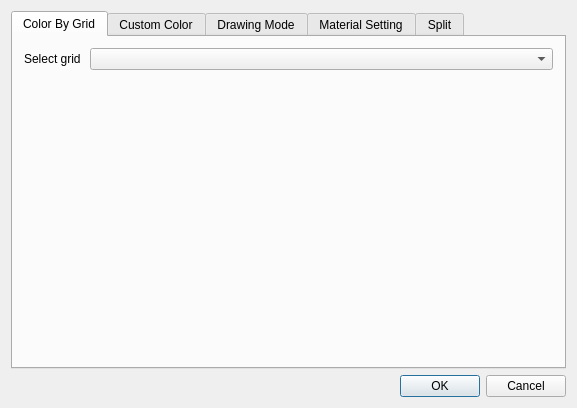
Before: the Qt Designer form source/VIEW/DIALOGS/modifyRepresentationDialog.ui in BALL-Project/ball, drawn with Qt 5.
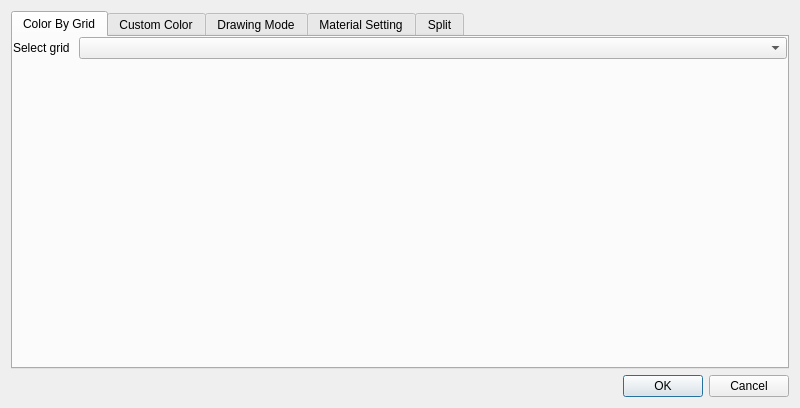
After: the same form once the commit is applied. Custom widgets are drawn as their Qt base class.

Commit message: Made matrialSettings semi-useful again.

```diff
--- a/source/VIEW/DIALOGS/modifyRepresentationDialog.ui
+++ b/source/VIEW/DIALOGS/modifyRepresentationDialog.ui
@@ -6,7 +6,7 @@
    <rect>
     <x>0</x>
     <y>0</y>
-    <width>577</width>
+    <width>800</width>
     <height>408</height>
    </rect>
   </property>
@@ -59,6 +59,9 @@
          </item>
         </layout>
        </item>
+      <property name="margin">
+       <number>0</number>
+      </property>
        <item>
         <widget class="BALL::VIEW::GridColorWidget" name="gridColorWidget" native="true">
          <property name="sizePolicy">
```
